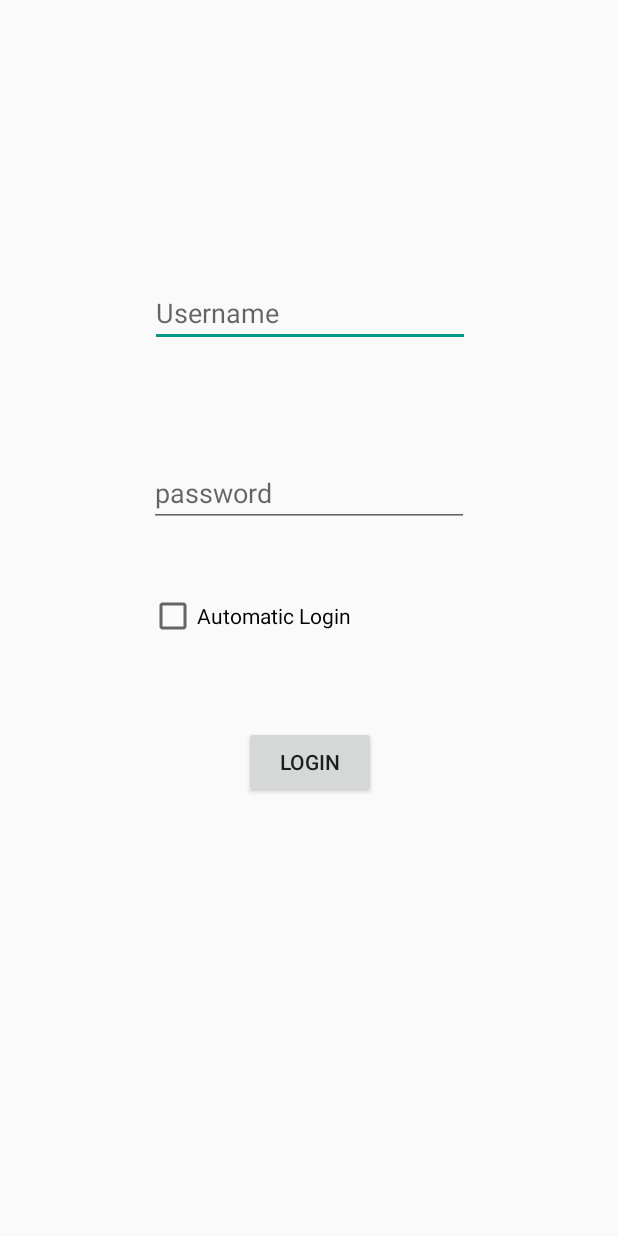
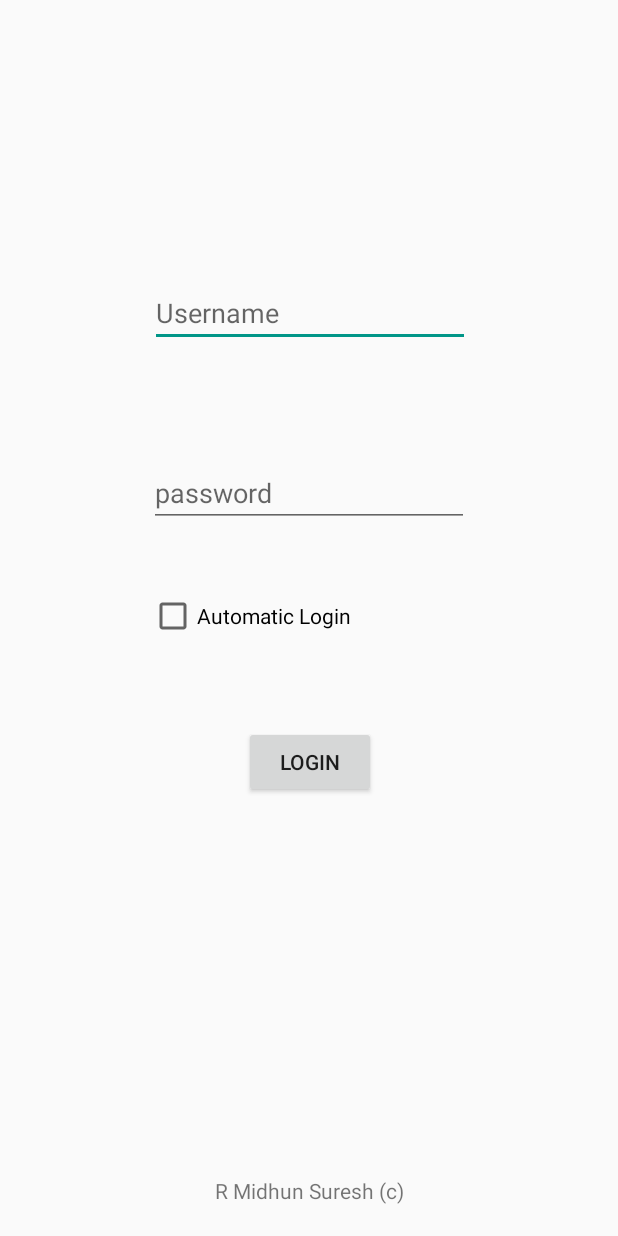
Before and after one commit to MidhunSureshR/AsianetMettleWireApp, an Android app: the screen it shows after launch (MainActivity), on a phone screen of 412 x 824 dp. Run offline under Robolectric (Android 15) with nearby library versions, the phone set to English and light mode, and no system bars.

Commit message:
Added Javadoc. Refined Code.

```diff
--- a/app/src/main/java/com/example/midhunsureshr/asianetmettle/MainActivity.java
+++ b/app/src/main/java/com/example/midhunsureshr/asianetmettle/MainActivity.java
@@ -1,11 +1,11 @@
 package com.example.midhunsureshr.asianetmettle;
 
+//Import Statements
 import android.app.Activity;
 import android.graphics.Bitmap;
 import android.support.v4.widget.SwipeRefreshLayout;
 import android.support.v7.app.AppCompatActivity;
 import android.os.Bundle;
-import android.util.Log;
 import android.view.KeyEvent;
 import android.view.View;
 import android.view.inputmethod.EditorInfo;
@@ -16,17 +16,48 @@ import android.widget.CheckBox;
 import android.widget.TextView;
 import android.widget.Toast;
 
+/**
+ * @author      Midhun Suresh <rmidhunsuresh@outlook.com>
+ * @version     1.0
+ * @since       1.0
+ */
+
 public class MainActivity extends AppCompatActivity {
-
+    /**
+     * Boolean variable that signifies complete load of a web-page.
+     */
     static volatile boolean isLoaded = false;
+    /**
+     * Boolean variable that decides whether the credentials are to be stored or not.
+     */
     static volatile boolean writePassword = true;
+    /**
+     * Boolean variable that whose true state prompts auto login on page reload.
+     */
     static volatile boolean doLogin=true;
+    /**
+     * Boolean variable whose true state prompts validation of a login attempt after page load
+     */
     static volatile boolean checkValidation = false;
 
+    /**
+     * Checks for login success
+     * <p>
+     * Compares the url of the web-view to decide if the login was successful or not.
+     * </p>
+     * <p>
+     * If successful, the credentials are stored for auto-login depending on check state of
+     * the checkbox and the web-view is set as the content view.
+     * </p>
+     * <p>
+     *  If unsuccessful, a toast message alerts the user that the credentials were wrong.
+     * </p>
+     *
+     * @param  webView The web-view on which url comparison is done to determine successful login.
+     */
     void validateLogin(WebView webView) {
         if (isLoaded) {
             if (!webView.getUrl().equals("https://myaccount.adlkerala.com/#home.php")) {
-                Log.d("FetchUrl:", webView.getUrl());
                 Toast.makeText(MainActivity.this, "Wrong Credentials", Toast.LENGTH_SHORT).show();
             } else {
                 if (writePassword) {
@@ -43,9 +74,19 @@ public class MainActivity extends AppCompatActivity {
             }
 
         }
-
+    /**
+     * Log into Asianet mettle-wire website.
+     * <p>
+     *  Injects javascript code into the web-view to cause a login attempt.
+     *  Sets the value of checkValidation to validate the attempt when response is
+     *  loaded.
+     * </p>
+     *
+     * @param  webView The web-view on which javascript is injected.
+     * @param  username Username of the account.
+     * @param  password Password of the account.
+     */
     static void injectScript(WebView webView, String username, String password) {
-
         webView.loadUrl("javascript:document.getElementById('username').value = '" + username + "';void(0);");
         webView.loadUrl("javascript:document.getElementById('password').value = '" + password + "';void(0);");
         webView.loadUrl("javascript:document.getElementById('form').submit();void(0);");
@@ -55,15 +96,20 @@ public class MainActivity extends AppCompatActivity {
 
         @Override
         protected void onCreate(Bundle savedInstanceState) {
-            final WebView webView = new WebView(this);
             super.onCreate(savedInstanceState);
             setContentView(R.layout.activity_main);
-            webView.getSettings().setJavaScriptEnabled(true);
-            webView.loadUrl("https://myaccount.adlkerala.com/login.php");
+
+            // Our primary web-view component.
+            final WebView webView = new WebView(this);
+            //UI components
             final Button loginButton = findViewById(R.id.btnLogin);
             final TextView usernameBox = findViewById(R.id.usernameBox);
             final TextView passBox = findViewById(R.id.passwordBox);
             final Activity myActivity = this;
+            //We do need javascript to interact with the website programmatically.
+            webView.getSettings().setJavaScriptEnabled(true);
+            webView.loadUrl("https://myaccount.adlkerala.com/login.php");
+            //Login button click handler
             loginButton.setOnClickListener(new View.OnClickListener() {
                 @Override
                 public void onClick(View view) {
@@ -75,7 +121,8 @@ public class MainActivity extends AppCompatActivity {
 
                 }
             });
-
+            //Do login through the soft keyboard enter key.
+            //Note: Does not seem to work with all android phones.
             passBox.setOnEditorActionListener(new TextView.OnEditorActionListener() {
                 @Override
                 public boolean onEditorAction(TextView v, int actionId, KeyEvent event) {
@@ -87,7 +134,7 @@ public class MainActivity extends AppCompatActivity {
                 }
             });
 
-
+            //Web-view handles
             webView.setWebViewClient(new WebViewClient() {
                 @Override
 
@@ -109,22 +156,20 @@ public class MainActivity extends AppCompatActivity {
                         validateLogin(webView);
 
                     }
+                    //Remove navigation menu from the information page.
                     webView.loadUrl("javascript:function removeDummy(){var elem = document.getElementsByTagName(\"header\");elem[0].parentNode.removeChild(elem[0]);return false;}removeDummy();void(0);");
                     }
 
             });
 
+            //Swipe to refresh handler.
             final SwipeRefreshLayout mySwipeRefreshLayout = findViewById(R.id.swiperefresh);
             mySwipeRefreshLayout.setOnRefreshListener(
                     new SwipeRefreshLayout.OnRefreshListener() {
                         @Override
                         public void onRefresh() {
-                           // setContentView(webView);
                             doLogin = true;
                             webView.reload();
-                            /*InternetChecker internetChecker = new InternetChecker(webView);
-                            InternetChecker.InternetCheckerThread internetTask = internetChecker.new InternetCheckerThread();
-                            internetTask.execute(myActivity);*/
                             new UserInterfaceManager().enableComponents(myActivity);
                             mySwipeRefreshLayout.setRefreshing(false);
                         }
--- a/app/src/main/res/layout/activity_main.xml
+++ b/app/src/main/res/layout/activity_main.xml
@@ -12,14 +12,12 @@
         android:id="@+id/swiperefresh"
         android:layout_width="match_parent"
         android:layout_height="match_parent"
-        android:layout_marginBottom="8dp"
         android:layout_marginEnd="8dp"
         android:layout_marginLeft="8dp"
         android:layout_marginRight="8dp"
         android:layout_marginStart="8dp"
-        android:layout_marginTop="8dp"
-        app:layout_constraintBottom_toBottomOf="parent"
         app:layout_constraintEnd_toEndOf="parent"
+        app:layout_constraintHorizontal_bias="0.0"
         app:layout_constraintStart_toStartOf="parent"
         app:layout_constraintTop_toTopOf="parent">
 
@@ -27,7 +25,7 @@
             android:id="@android:id/list"
             android:layout_width="fill_parent"
             android:layout_height="fill_parent"
-            android:isScrollContainer="false"/>
+            android:isScrollContainer="false" />
 
 
     </android.support.v4.widget.SwipeRefreshLayout>
@@ -101,6 +99,23 @@
         app:layout_constraintTop_toTopOf="parent"
         app:layout_constraintVertical_bias="0.498" />
 
+    <TextView
+        android:id="@+id/textView2"
+        android:layout_width="wrap_content"
+        android:layout_height="wrap_content"
+        android:layout_marginBottom="8dp"
+        android:layout_marginEnd="8dp"
+        android:layout_marginLeft="8dp"
+        android:layout_marginRight="8dp"
+        android:layout_marginStart="8dp"
+        android:layout_marginTop="8dp"
+        android:text="R Midhun Suresh (c)"
+        app:layout_constraintBottom_toBottomOf="parent"
+        app:layout_constraintEnd_toEndOf="parent"
+        app:layout_constraintHorizontal_bias="0.502"
+        app:layout_constraintStart_toStartOf="parent"
+        app:layout_constraintTop_toTopOf="parent"
+        app:layout_constraintVertical_bias="0.984" />
 
 
 </android.support.constraint.ConstraintLayout>
```
Also changed, not shown: app/src/main/java/com/example/midhunsureshr/asianetmettle/AsianetNetworkChecker.java (+28 -6 lines), app/src/main/java/com/example/midhunsureshr/asianetmettle/InternetChecker.java (+20 -4 lines), app/src/main/java/com/example/midhunsureshr/asianetmettle/LoginInterface.java (+42 -7 lines), app/src/main/java/com/example/midhunsureshr/asianetmettle/UserInterfaceManager.java (+15 -3 lines). Lines whose indentation alone changed are shown as unchanged.
